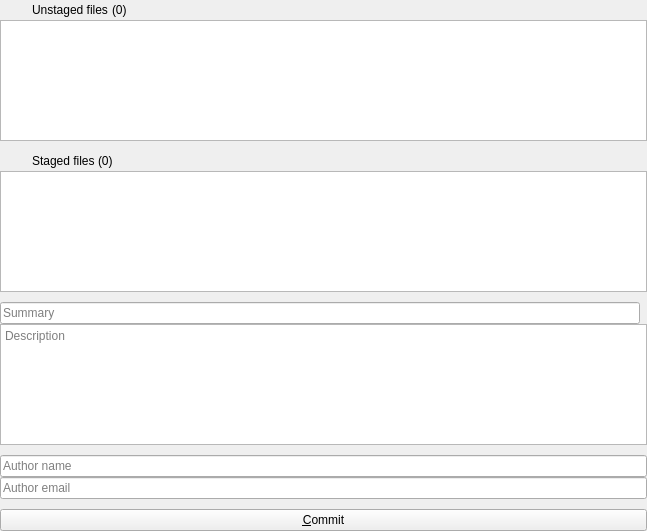
First picture: the form in CommitWidget.ui, repository francescmm/GitQlient, before the edit.
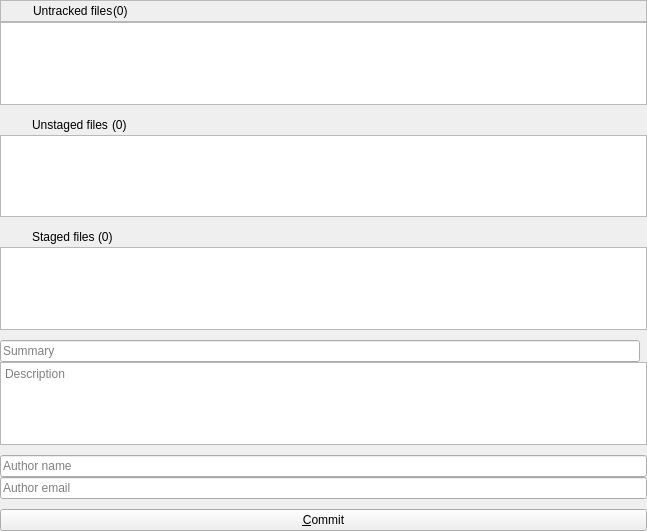
Second picture: the form after the edit. Icons and pictures are not drawn.

Commit message: Adding untracked widgets prior to add functionality

Patch:
```diff
--- a/CommitWidget.ui
+++ b/CommitWidget.ui
@@ -33,151 +33,17 @@
    <property name="spacing">
     <number>0</number>
    </property>
-   <item row="6" column="0">
+   <item row="1" column="0" colspan="2">
+    <widget class="QListWidget" name="untrackedFileList"/>
+   </item>
+   <item row="9" column="0">
     <widget class="QLineEdit" name="leCommitTitle">
      <property name="placeholderText">
       <string>Summary</string>
      </property>
     </widget>
    </item>
-   <item row="11" column="0">
-    <spacer name="verticalSpacer">
-     <property name="orientation">
-      <enum>Qt::Vertical</enum>
-     </property>
-     <property name="sizeType">
-      <enum>QSizePolicy::Fixed</enum>
-     </property>
-     <property name="sizeHint" stdset="0">
-      <size>
-       <width>20</width>
-       <height>10</height>
-      </size>
-     </property>
-    </spacer>
-   </item>
-   <item row="8" column="0">
-    <spacer name="verticalSpacer_4">
-     <property name="orientation">
-      <enum>Qt::Vertical</enum>
-     </property>
-     <property name="sizeType">
-      <enum>QSizePolicy::Fixed</enum>
-     </property>
-     <property name="sizeHint" stdset="0">
-      <size>
-       <width>20</width>
-       <height>10</height>
-      </size>
-     </property>
-    </spacer>
-   </item>
-   <item row="5" column="0">
-    <spacer name="verticalSpacer_2">
-     <property name="orientation">
-      <enum>Qt::Vertical</enum>
-     </property>
-     <property name="sizeType">
-      <enum>QSizePolicy::Fixed</enum>
-     </property>
-     <property name="sizeHint" stdset="0">
-      <size>
-       <width>20</width>
-       <height>10</height>
-      </size>
-     </property>
-    </spacer>
-   </item>
-   <item row="2" column="0">
-    <spacer name="verticalSpacer_3">
-     <property name="orientation">
-      <enum>Qt::Vertical</enum>
-     </property>
-     <property name="sizeType">
-      <enum>QSizePolicy::Fixed</enum>
-     </property>
-     <property name="sizeHint" stdset="0">
-      <size>
-       <width>20</width>
-       <height>10</height>
-      </size>
-     </property>
-    </spacer>
-   </item>
-   <item row="6" column="1">
-    <widget class="QLabel" name="lCounter">
-     <property name="text">
-      <string/>
-     </property>
-    </widget>
-   </item>
-   <item row="4" column="0" colspan="2">
-    <widget class="QListWidget" name="filesWidget">
-     <property name="dragDropOverwriteMode">
-      <bool>true</bool>
-     </property>
-     <property name="dragDropMode">
-      <enum>QAbstractItemView::DropOnly</enum>
-     </property>
-     <property name="defaultDropAction">
-      <enum>Qt::MoveAction</enum>
-     </property>
-    </widget>
-   </item>
-   <item row="1" column="0" colspan="2">
-    <widget class="QListWidget" name="listWidgetFiles">
-     <property name="contextMenuPolicy">
-      <enum>Qt::CustomContextMenu</enum>
-     </property>
-     <property name="toolTip">
-      <string>Check files to commit</string>
-     </property>
-     <property name="showDropIndicator" stdset="0">
-      <bool>false</bool>
-     </property>
-     <property name="dragEnabled">
-      <bool>true</bool>
-     </property>
-     <property name="dragDropMode">
-      <enum>QAbstractItemView::DragOnly</enum>
-     </property>
-    </widget>
-   </item>
-   <item row="7" column="0" colspan="2">
-    <widget class="QTextEdit" name="teDescription">
-     <property name="toolTip">
-      <string>Lines starting with '#' will be ignored
-Press &lt;Ctrl+Enter&gt; to commit changes</string>
-     </property>
-     <property name="lineWrapMode">
-      <enum>QTextEdit::WidgetWidth</enum>
-     </property>
-     <property name="readOnly">
-      <bool>false</bool>
-     </property>
-     <property name="acceptRichText">
-      <bool>false</bool>
-     </property>
-     <property name="placeholderText">
-      <string>Description</string>
-     </property>
-    </widget>
-   </item>
-   <item row="9" column="0" colspan="2">
-    <widget class="QLineEdit" name="leAuthorName">
-     <property name="placeholderText">
-      <string>Author name</string>
-     </property>
-    </widget>
-   </item>
-   <item row="10" column="0" colspan="2">
-    <widget class="QLineEdit" name="leAuthorEmail">
-     <property name="placeholderText">
-      <string>Author email</string>
-     </property>
-    </widget>
-   </item>
-   <item row="12" column="0" colspan="2">
+   <item row="15" column="0" colspan="2">
     <widget class="QPushButton" name="pbCommit">
      <property name="toolTip">
       <string>Commit selected files</string>
@@ -190,7 +56,30 @@
      </property>
     </widget>
    </item>
-   <item row="3" column="0" colspan="2">
+   <item row="5" column="0">
+    <spacer name="verticalSpacer_3">
+     <property name="orientation">
+      <enum>Qt::Vertical</enum>
+     </property>
+     <property name="sizeType">
+      <enum>QSizePolicy::Fixed</enum>
+     </property>
+     <property name="sizeHint" stdset="0">
+      <size>
+       <width>20</width>
+       <height>10</height>
+      </size>
+     </property>
+    </spacer>
+   </item>
+   <item row="12" column="0" colspan="2">
+    <widget class="QLineEdit" name="leAuthorName">
+     <property name="placeholderText">
+      <string>Author name</string>
+     </property>
+    </widget>
+   </item>
+   <item row="6" column="0" colspan="2">
     <widget class="QFrame" name="stagedFiles">
      <layout class="QHBoxLayout" name="horizontalLayout">
       <property name="spacing">
@@ -277,7 +166,210 @@
      </layout>
     </widget>
    </item>
+   <item row="7" column="0" colspan="2">
+    <widget class="QListWidget" name="stagedFilesList">
+     <property name="dragDropOverwriteMode">
+      <bool>true</bool>
+     </property>
+     <property name="dragDropMode">
+      <enum>QAbstractItemView::DropOnly</enum>
+     </property>
+     <property name="defaultDropAction">
+      <enum>Qt::MoveAction</enum>
+     </property>
+    </widget>
+   </item>
+   <item row="11" column="0">
+    <spacer name="verticalSpacer_4">
+     <property name="orientation">
+      <enum>Qt::Vertical</enum>
+     </property>
+     <property name="sizeType">
+      <enum>QSizePolicy::Fixed</enum>
+     </property>
+     <property name="sizeHint" stdset="0">
+      <size>
+       <width>20</width>
+       <height>10</height>
+      </size>
+     </property>
+    </spacer>
+   </item>
+   <item row="8" column="0">
+    <spacer name="verticalSpacer_2">
+     <property name="orientation">
+      <enum>Qt::Vertical</enum>
+     </property>
+     <property name="sizeType">
+      <enum>QSizePolicy::Fixed</enum>
+     </property>
+     <property name="sizeHint" stdset="0">
+      <size>
+       <width>20</width>
+       <height>10</height>
+      </size>
+     </property>
+    </spacer>
+   </item>
+   <item row="13" column="0" colspan="2">
+    <widget class="QLineEdit" name="leAuthorEmail">
+     <property name="placeholderText">
+      <string>Author email</string>
+     </property>
+    </widget>
+   </item>
+   <item row="14" column="0">
+    <spacer name="verticalSpacer">
+     <property name="orientation">
+      <enum>Qt::Vertical</enum>
+     </property>
+     <property name="sizeType">
+      <enum>QSizePolicy::Fixed</enum>
+     </property>
+     <property name="sizeHint" stdset="0">
+      <size>
+       <width>20</width>
+       <height>10</height>
+      </size>
+     </property>
+    </spacer>
+   </item>
+   <item row="9" column="1">
+    <widget class="QLabel" name="lCounter">
+     <property name="text">
+      <string/>
+     </property>
+    </widget>
+   </item>
    <item row="0" column="0" colspan="2">
+    <widget class="QFrame" name="untrackedFiles">
+     <property name="frameShape">
+      <enum>QFrame::StyledPanel</enum>
+     </property>
+     <property name="frameShadow">
+      <enum>QFrame::Raised</enum>
+     </property>
+     <layout class="QHBoxLayout" name="horizontalLayout_2">
+      <property name="spacing">
+       <number>0</number>
+      </property>
+      <property name="leftMargin">
+       <number>0</number>
+      </property>
+      <property name="topMargin">
+       <number>0</number>
+      </property>
+      <property name="rightMargin">
+       <number>0</number>
+      </property>
+      <property name="bottomMargin">
+       <number>0</number>
+      </property>
+      <item>
+       <spacer name="horizontalSpacer_7">
+        <property name="orientation">
+         <enum>Qt::Horizontal</enum>
+        </property>
+        <property name="sizeType">
+         <enum>QSizePolicy::Fixed</enum>
+        </property>
+        <property name="sizeHint" stdset="0">
+         <size>
+          <width>15</width>
+          <height>20</height>
+         </size>
+        </property>
+       </spacer>
+      </item>
+      <item>
+       <widget class="QLabel" name="untrackedFilesIcon">
+        <property name="text">
+         <string/>
+        </property>
+       </widget>
+      </item>
+      <item>
+       <spacer name="horizontalSpacer_8">
+        <property name="orientation">
+         <enum>Qt::Horizontal</enum>
+        </property>
+        <property name="sizeType">
+         <enum>QSizePolicy::Fixed</enum>
+        </property>
+        <property name="sizeHint" stdset="0">
+         <size>
+          <width>10</width>
+          <height>20</height>
+         </size>
+        </property>
+       </spacer>
+      </item>
+      <item>
+       <widget class="QLabel" name="label_3">
+        <property name="text">
+         <string>Untracked files</string>
+        </property>
+       </widget>
+      </item>
+      <item>
+       <widget class="QLabel" name="lUntrackedCount">
+        <property name="text">
+         <string>(0)</string>
+        </property>
+       </widget>
+      </item>
+      <item>
+       <spacer name="horizontalSpacer_9">
+        <property name="orientation">
+         <enum>Qt::Horizontal</enum>
+        </property>
+        <property name="sizeHint" stdset="0">
+         <size>
+          <width>40</width>
+          <height>20</height>
+         </size>
+        </property>
+       </spacer>
+      </item>
+     </layout>
+    </widget>
+   </item>
+   <item row="10" column="0" colspan="2">
+    <widget class="QTextEdit" name="teDescription">
+     <property name="lineWrapMode">
+      <enum>QTextEdit::WidgetWidth</enum>
+     </property>
+     <property name="readOnly">
+      <bool>false</bool>
+     </property>
+     <property name="acceptRichText">
+      <bool>false</bool>
+     </property>
+     <property name="placeholderText">
+      <string>Description</string>
+     </property>
+    </widget>
+   </item>
+   <item row="4" column="0" colspan="2">
+    <widget class="QListWidget" name="unstagedFilesList">
+     <property name="contextMenuPolicy">
+      <enum>Qt::CustomContextMenu</enum>
+     </property>
+     <property name="toolTip">
+      <string>Check files to commit</string>
+     </property>
+     <property name="showDropIndicator" stdset="0">
+      <bool>false</bool>
+     </property>
+     <property name="dragEnabled">
+      <bool>true</bool>
+     </property>
+     <property name="dragDropMode">
+      <enum>QAbstractItemView::DragOnly</enum>
+     </property>
+    </widget>
+   </item>
+   <item row="3" column="0" colspan="2">
     <widget class="QFrame" name="unstagedFiles">
      <layout class="QHBoxLayout" name="horizontalLayout_3">
       <property name="spacing">
@@ -364,6 +456,22 @@
      </layout>
     </widget>
    </item>
+   <item row="2" column="0">
+    <spacer name="verticalSpacer_5">
+     <property name="orientation">
+      <enum>Qt::Vertical</enum>
+     </property>
+     <property name="sizeType">
+      <enum>QSizePolicy::Fixed</enum>
+     </property>
+     <property name="sizeHint" stdset="0">
+      <size>
+       <width>20</width>
+       <height>10</height>
+      </size>
+     </property>
+    </spacer>
+   </item>
   </layout>
  </widget>
  <layoutdefault spacing="6" margin="11"/>
```
Left out of the diff: 4 changed lines with no effect on the pictures. The commit also changes 4 other files.
